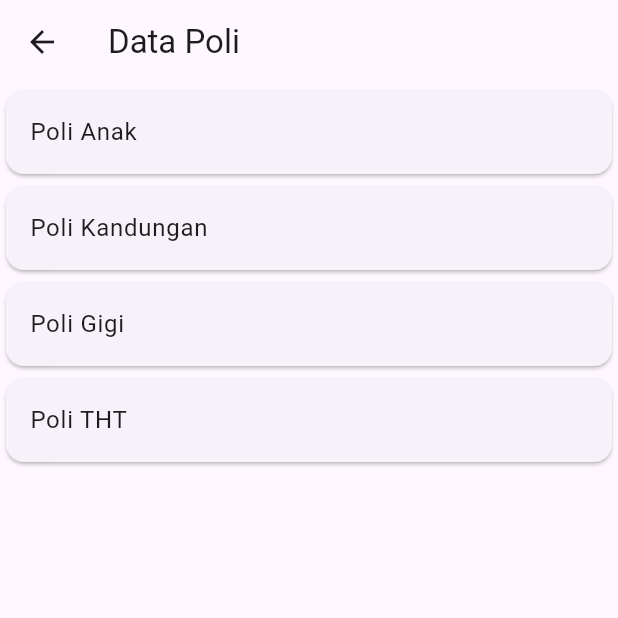
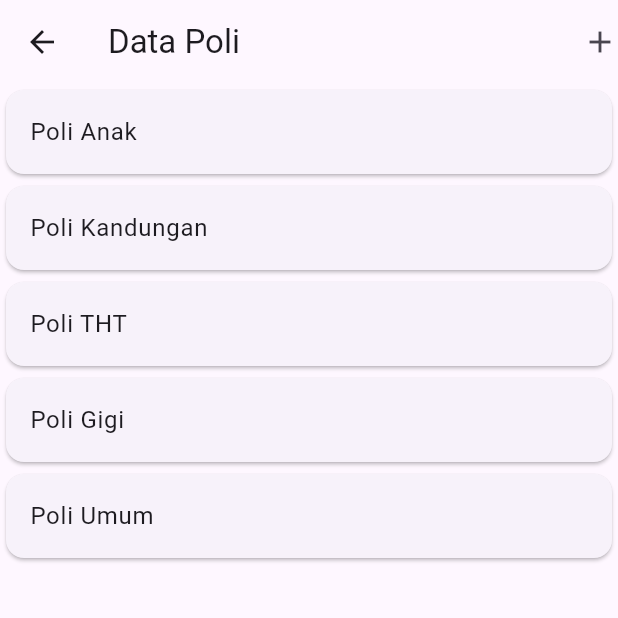
Before and after one commit to N3ToD/Clinic_project, a Flutter app: the PoliPage screen opened directly, on a phone screen of 412 x 824 dp, the top half of it. Run offline on Flutter 3.47's test engine with Material 3 defaults, Android fonts, the phone set to English and light mode, and no system bars.

Commit message:
New Poli item and form

```diff
--- /dev/null
+++ b/lib/ui/poli_item.dart
@@ -0,0 +1,23 @@
+import 'package:clinic_project/model/poli.dart';
+import 'package:clinic_project/ui/poli_detail.dart';
+import 'package:flutter/material.dart';
+
+class PoliItem extends StatelessWidget {
+  final Poli poli;
+  const PoliItem({super.key, required this.poli});
+
+  @override
+  Widget build(BuildContext context) {
+    return GestureDetector(
+      child: Card(
+        child: ListTile(
+          // ignore: unnecessary_string_interpolations
+          title: Text("${poli.namaPoli}"),
+        ),
+      ),
+      onTap: () {
+        Navigator.push(context, MaterialPageRoute(builder: (context) => PoliDetail(poli: poli)));
+      },
+    );
+  }
+}
--- a/lib/ui/poli_page.dart
+++ b/lib/ui/poli_page.dart
@@ -1,6 +1,7 @@
+import 'package:clinic_project/ui/poli_form.dart';
 import 'package:flutter/material.dart';
 import '../model/poli.dart';
-import 'poli_detail.dart';
+import 'poli_item.dart';
 
 class PoliPage extends StatefulWidget {
   const PoliPage({super.key});
@@ -13,24 +14,25 @@ class _PoliPageState extends State<PoliPage> {
   @override
   Widget build(BuildContext context) {
     return Scaffold(
-      appBar: AppBar(title: const Text("Data Poli")),
-      body: ListView(
+      appBar: AppBar(
+        title: const Text("Data Poli"),
+          actions: [
+            GestureDetector(
+            child: const Icon(Icons.add),
+              onTap: () {
+                Navigator.push(
+                  context, MaterialPageRoute(builder: (context) => PoliForm()));
+              },
+            ),
+          ],
+        ),
+        body: ListView(
         children: [
-          GestureDetector(
-            child: Card(child: ListTile(title: const Text("Poli Anak"))),
-            onTap: () {
-              Poli poliAnak = Poli(namaPoli: "Poli Anak");
-              Navigator.push(
-                context,
-                MaterialPageRoute(
-                  builder: (context) => PoliDetail(poli: poliAnak),
-                ),
-              );
-            },
-          ),
-          Card(child: ListTile(title: Text("Poli Kandungan"))),
-          Card(child: ListTile(title: Text("Poli Gigi"))),
-          Card(child: ListTile(title: Text("Poli THT"))),
+          PoliItem(poli: Poli(namaPoli: "Poli Anak")),
+          PoliItem(poli: Poli(namaPoli: "Poli Kandungan")),
+          PoliItem(poli: Poli(namaPoli: "Poli THT")),
+          PoliItem(poli: Poli(namaPoli: "Poli Gigi")),
+          PoliItem(poli: Poli(namaPoli: "Poli Umum")),
         ],
       ),
     );
```
Also changed, not shown: lib/ui/list_halaman.dart (+13 -22 lines), lib/ui/pasien_page.dart (added, +25 -0 lines), lib/ui/pegawai_page.dart (added, +24 -0 lines), lib/ui/poli_form.dart (added, +34 -0 lines), pubspec.lock.
